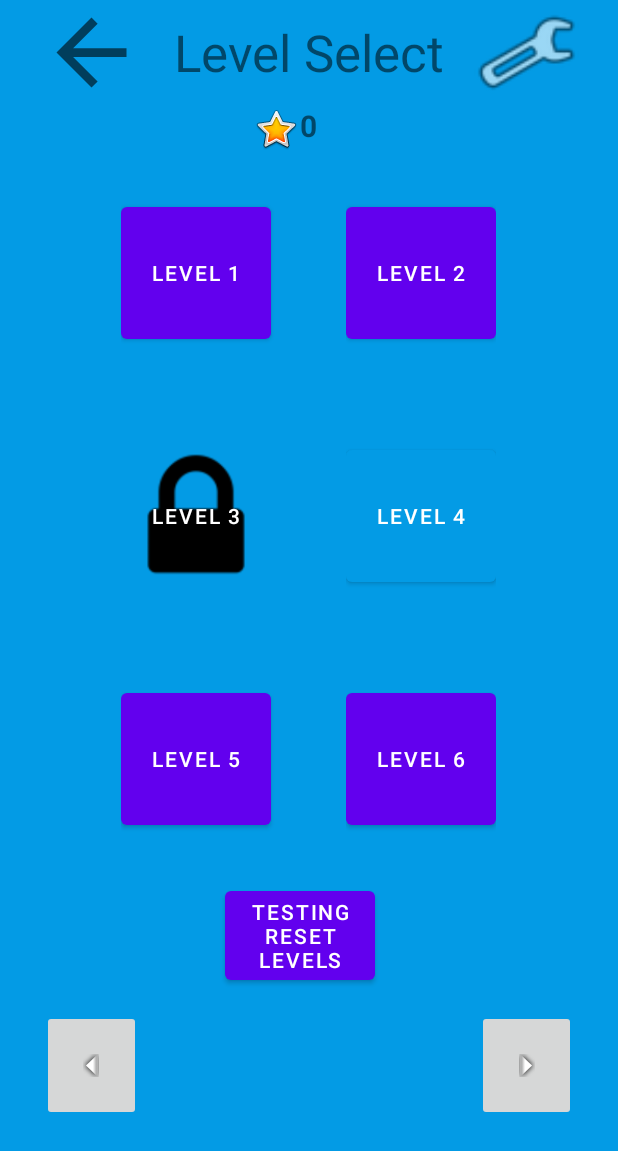
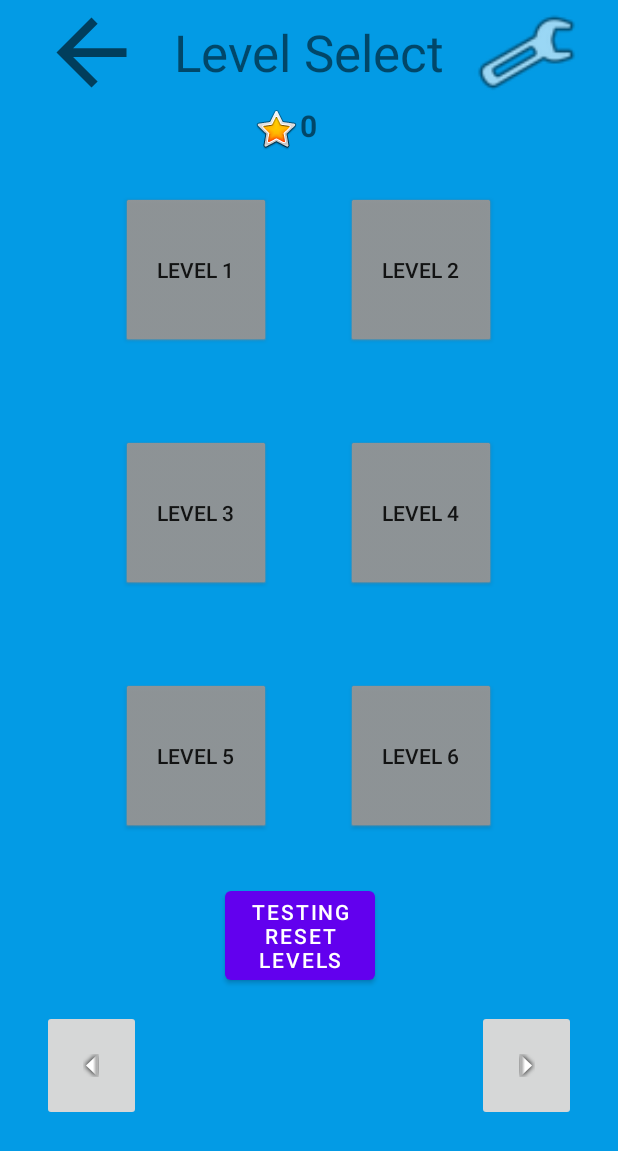
Before and after one commit to jphavill/4176-group, an Android app: the LevelSelect screen opened directly, with no data from a screen before it, after a tap on "TESTING RESET LEVELS", on a phone screen of 412 x 824 dp. Shown: the top 1151 px of the screen. Run offline under Robolectric (Android 15) with nearby library versions, the phone set to English and light mode, and no system bars.

Commit message:
update level select icons to reflect locked, unlocked, completed, failed levels

```diff
--- a/app/src/main/java/com/example/csci4176_groupproject/LevelSelect.kt
+++ b/app/src/main/java/com/example/csci4176_groupproject/LevelSelect.kt
@@ -14,6 +14,7 @@ import android.widget.FrameLayout
 import android.widget.ImageButton
 import android.widget.ImageView
 import android.widget.TextView
+import androidx.core.content.ContextCompat
 import com.example.csci4176_groupproject.databinding.ActivityLevelSelectBinding
 import com.google.gson.Gson
 import org.w3c.dom.Text
@@ -23,6 +24,7 @@ class LevelSelect : AppCompatActivity() {
     private lateinit var binding: ActivityLevelSelectBinding
     private lateinit var fullscreenContent: FrameLayout
     private var pageNumber: Int = 0
+    private val perPage: Int = 6
 
     private var isFullscreen: Boolean = true
     override fun onCreate(savedInstanceState: Bundle?) {
@@ -60,10 +62,14 @@ class LevelSelect : AppCompatActivity() {
 
     private fun resetLevels(){
         for (id in 1 until 11){
-            val tempLevel = levelData(id=id, locked = false)
+            // the last level on the first page, and all subsequent levels, are locked by default
+            val tempLevel = levelData(id=id, locked = id > perPage-1)
             val gson = Gson()
             val settingPrefs: SharedPreferences = this.applicationContext.getSharedPreferences("settingsPrefs", 0)
             val editor: SharedPreferences.Editor = settingPrefs.edit()
+            tempLevel.starsEarned = 0
+            tempLevel.time = -1
+            tempLevel.tried = false
             editor.putString(String.format("level%d", id), gson.toJson(tempLevel))
             editor.putInt("stars", 0)
             editor.apply()
@@ -102,7 +108,7 @@ class LevelSelect : AppCompatActivity() {
         val levelButtons = getViewsByTag(fullScreenView, "levelButton")
         val levelStars = getViewsByTag(fullScreenView, "levelStar")
         val levels = levelActivities().levels
-        var buttonIndex = pageNumber*6
+        var buttonIndex = pageNumber*perPage
         for (b in levelButtons){
             val button = b as Button
             if (buttonIndex >= levels.size) {
@@ -116,8 +122,8 @@ class LevelSelect : AppCompatActivity() {
             } else {
 
                 val settingPrefs = applicationContext.getSharedPreferences("settingsPrefs", 0)
-                // levels on the first page are unlocked by default
-                val tempLevel =  levelData(id=buttonIndex, locked = pageNumber != 0)
+                // the last level on the first page, and all subsequent levels, are locked by default
+                val tempLevel =  levelData(id=buttonIndex, locked = buttonIndex > perPage-1)
 
                 val gson = Gson()
                 val level: levelData = gson.fromJson(settingPrefs.getString(String.format("level%d", buttonIndex+1), gson.toJson(tempLevel)), levelData::class.java)
@@ -132,13 +138,28 @@ class LevelSelect : AppCompatActivity() {
                 val intentIndex = buttonIndex
                 if (level.locked){
                     button.text = ""
-
+                    button.setBackgroundResource(R.drawable.lock)
+                    button.background.setTint(ContextCompat.getColor(this, R.color.black))
                     button.setOnClickListener {
                         unlockLevel()
                     }
                 } else {
                     button.text = String.format("Level %d", displayIndex)
+                    button.setBackgroundResource(android.R.drawable.btn_default)
+                    if (level.tried){
+                        if (level.time < 0){
+                            button.background.setTintList(ContextCompat.getColorStateList(this, R.color.red))
+                        } else {
+                            button.background.setTintList(ContextCompat.getColorStateList(this, R.color.green))
+                        }
+                    } else {
+                        button.background.setTintList(ContextCompat.getColorStateList(this, R.color.light_grey))
+                    }
                     button.setOnClickListener {
+                        level.tried = true
+                        val editor: SharedPreferences.Editor = settingPrefs.edit()
+                        editor.putString(String.format("level%d", level.id), gson.toJson(level))
+                        editor.apply()
                         val intent = Intent(this, levels[intentIndex])
                         startActivity(intent)
                     }
@@ -149,7 +170,7 @@ class LevelSelect : AppCompatActivity() {
     }
 
     private fun updateStars(levelStars: List<View>, buttonIndex: Int, level: levelData, hide: Boolean = false) {
-        val firstStar = (buttonIndex%6) * 3
+        val firstStar = (buttonIndex%perPage) * 3
         val stars = levelStars.subList(firstStar, firstStar+3)
 
         var starIndex = 0
@@ -167,7 +188,7 @@ class LevelSelect : AppCompatActivity() {
     private fun updateNavButtons(){
         val levels = levelActivities().levels
         val nextView = findViewById<ImageButton>(R.id.levelsNextButton)
-        if (pageNumber < floor(levels.size / 6.0)) {
+        if (pageNumber < floor(levels.size / perPage.toDouble())) {
             nextView.setOnClickListener {
                 pageNumber++
                 updateButtons()
--- a/app/src/main/java/com/example/csci4176_groupproject/levelData.kt
+++ b/app/src/main/java/com/example/csci4176_groupproject/levelData.kt
@@ -2,6 +2,7 @@ package com.example.csci4176_groupproject
 
 data class levelData(
     var time: Int = -1,
+    var tried: Boolean = false,
     val id: Int,
     var locked: Boolean,
     var starsEarned: Int = 0
--- a/app/src/main/java/com/example/csci4176_groupproject/winDialog.kt
+++ b/app/src/main/java/com/example/csci4176_groupproject/winDialog.kt
@@ -87,7 +87,7 @@ class winDialog(context: Context) : AlertDialog.Builder(context)  {
 
     fun updateLevel(l: levelData, sCount: Int, mTime: Int): levelData {
         l.starsEarned = if (l.starsEarned > sCount) l.starsEarned else sCount
-        l.time = if (l.time > mTime) mTime else l.time
+        l.time = if (l.time > mTime || l.time == -1) mTime else l.time
         return l
     }
 }
--- a/app/src/main/res/layout/activity_level_select.xml
+++ b/app/src/main/res/layout/activity_level_select.xml
@@ -94,7 +94,7 @@
                         android:layout_height="match_parent"
                         android:orientation="vertical">
 
-                        <Button
+                        <androidx.appcompat.widget.AppCompatButton
                             android:id="@+id/button11"
                             android:layout_width="100dp"
                             android:layout_height="100dp"
@@ -156,7 +156,7 @@
                         android:layout_height="match_parent"
                         android:orientation="vertical">
 
-                        <Button
+                        <androidx.appcompat.widget.AppCompatButton
                             android:id="@+id/button12"
                             android:layout_width="100dp"
                             android:layout_height="100dp"
@@ -213,7 +213,7 @@
                         android:layout_height="match_parent"
                         android:orientation="vertical">
 
-                        <Button
+                        <androidx.appcompat.widget.AppCompatButton
                             android:id="@+id/button21"
                             android:layout_width="100dp"
                             android:layout_height="100dp"
@@ -221,10 +221,7 @@
                             android:layout_marginRight="50dp"
                             android:width="100dp"
                             android:height="100dp"
-
                             android:background="@drawable/lock"
-                            app:backgroundTint="@color/black"
-                            android:drawablePadding="10dp"
                             android:tag="levelButton" />
 
                         <LinearLayout
@@ -278,14 +275,13 @@
                         android:layout_height="match_parent"
                         android:orientation="vertical">
 
-                        <Button
+                        <androidx.appcompat.widget.AppCompatButton
                             android:id="@+id/button22"
                             android:layout_width="100dp"
                             android:layout_height="100dp"
                             android:layout_marginTop="30dp"
                             android:tag="levelButton"
-                            app:backgroundTint="@color/light_blue_600"
-                            android:text="Button" />
+                            android:text="Button"/>
 
                         <LinearLayout
                             android:layout_width="match_parent"
@@ -336,7 +332,7 @@
                         android:layout_height="match_parent"
                         android:orientation="vertical">
 
-                        <Button
+                        <androidx.appcompat.widget.AppCompatButton
                             android:id="@+id/button31"
                             android:layout_width="100dp"
                             android:layout_height="100dp"
@@ -398,7 +394,7 @@
                         android:layout_height="match_parent"
                         android:orientation="vertical">
 
-                        <Button
+                        <androidx.appcompat.widget.AppCompatButton
                             android:id="@+id/button32"
                             android:layout_width="100dp"
                             android:layout_height="100dp"
--- a/app/src/main/res/values/colors.xml
+++ b/app/src/main/res/values/colors.xml
@@ -12,4 +12,7 @@
     <color name="light_blue_A200">#FF40C4FF</color>
     <color name="light_blue_A400">#FF00B0FF</color>
     <color name="black_overlay">#66000000</color>
+    <color name="light_grey">#949494</color>
+    <color name="red">#ff6666</color>
+    <color name="green">#1E7145</color>
 </resources>
```
